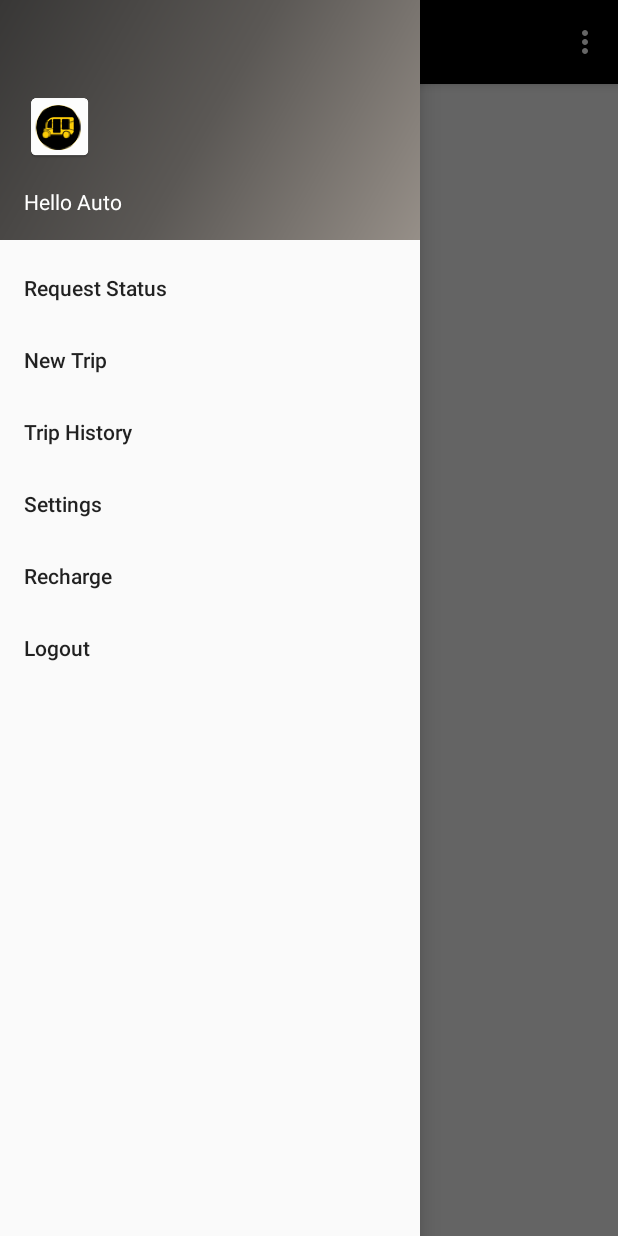
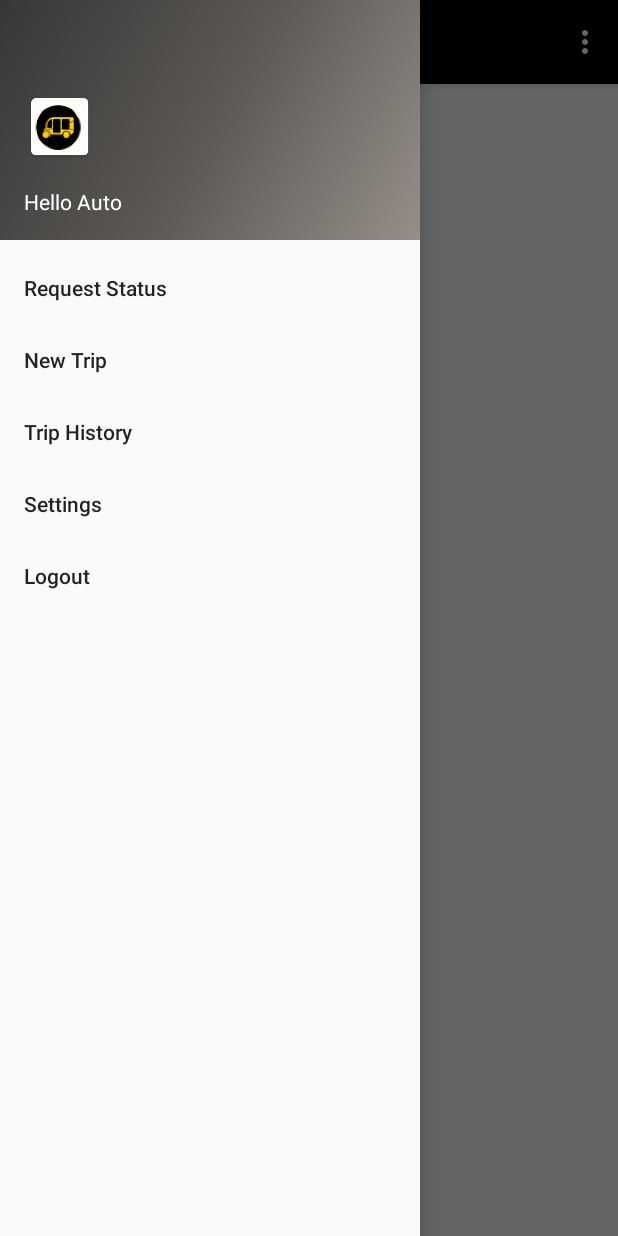
Before and after one commit to rimonrpallan3/TaxiApp, an Android app: the OffersActivity screen opened directly, with no data from a screen before it, with the side drawer open, on a phone screen of 412 x 824 dp. Run offline under Robolectric (Android 15) with nearby library versions, the phone set to English and light mode, and no system bars.

```diff
--- a/app/src/main/res/menu/metro_taxi_nav_menu.xml
+++ b/app/src/main/res/menu/metro_taxi_nav_menu.xml
@@ -16,7 +16,8 @@
             android:title="Settings" />
         <item
             android:id="@+id/nav_recharge"
-            android:title="Recharge" />
+            android:title="Recharge"
+            android:visible="false"/>
         <item
             android:id="@+id/nav_logout"
             android:title="Logout" />
```
